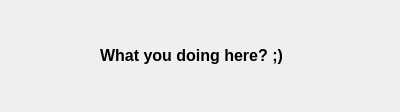
First picture: the form in source/QuickCut/Resources/ui/UpdatesView.ui, repository giladreich/QuickCut, before the edit.
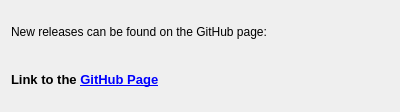
Second picture: the form after the edit.

The edit to the form file:
```diff
--- a/source/QuickCut/Resources/ui/UpdatesView.ui
+++ b/source/QuickCut/Resources/ui/UpdatesView.ui
@@ -13,26 +13,35 @@
   <property name="windowTitle">
    <string>Check For Updates</string>
   </property>
-  <widget class="QLabel" name="label">
-   <property name="geometry">
-    <rect>
-     <x>100</x>
-     <y>20</y>
-     <width>201</width>
-     <height>71</height>
-    </rect>
-   </property>
+  <layout class="QGridLayout" name="gridLayout">
+   <item row="0" column="0">
+    <widget class="QLabel" name="lblText">
+     <property name="text">
+      <string>New releases can be found on the GitHub page:</string>
+     </property>
+    </widget>
+   </item>
+   <item row="1" column="0">
+    <widget class="QLabel" name="lblGitHub">
    <property name="font">
     <font>
-     <pointsize>12</pointsize>
+       <pointsize>10</pointsize>
      <weight>75</weight>
      <bold>true</bold>
     </font>
    </property>
    <property name="text">
-    <string>What you doing here? ;)</string>
-   </property>
-  </widget>
+      <string>Link to the &lt;a href=&quot;https://github.com/giladreich/QuickCut/releases&quot;&gt;GitHub Page&lt;/a&gt;</string>
+     </property>
+     <property name="openExternalLinks">
+      <bool>true</bool>
+     </property>
+     <property name="textInteractionFlags">
+      <set>Qt::TextBrowserInteraction</set>
+     </property>
+    </widget>
+   </item>
+  </layout>
  </widget>
  <layoutdefault spacing="6" margin="11"/>
  <resources/>
```
Lines whose indentation alone changed are shown as unchanged.
